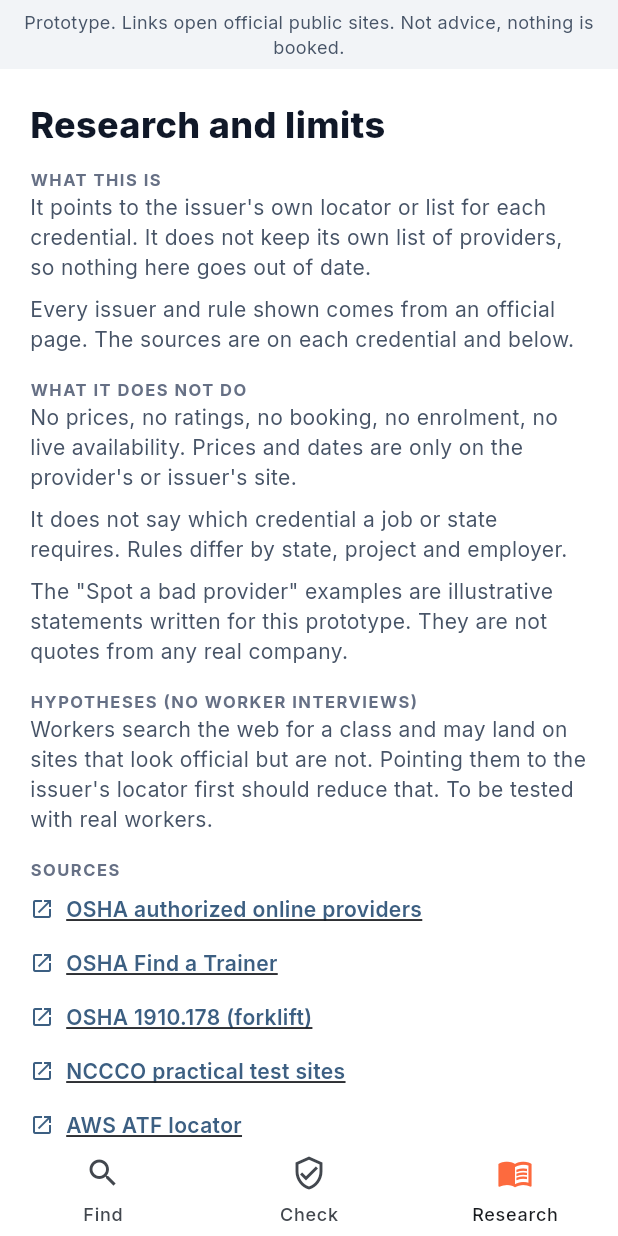
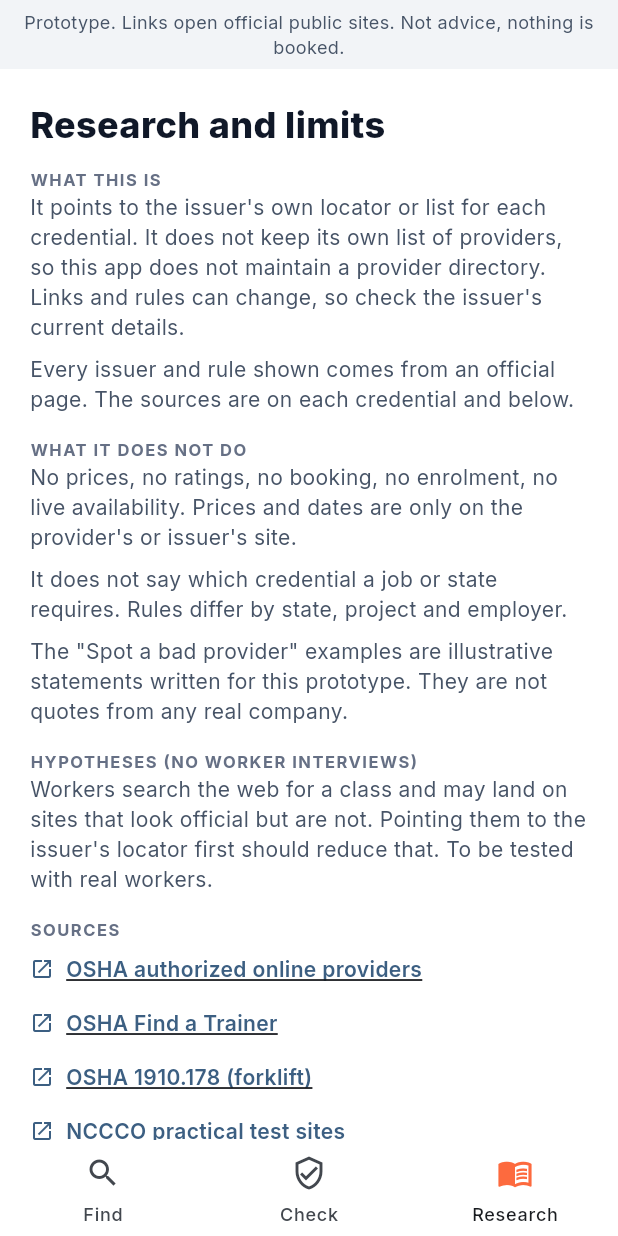
Before and after one commit to kunaxar/worker-credential-finder, a Flutter app: the screen it shows after launch, item 3 of the bottom bar chosen, on a phone screen of 412 x 824 dp. Run offline on Flutter 3.47's test engine with Material 3 defaults, Android fonts, the phone set to English and light mode, and no system bars; our stand-ins replace google_fonts.

Commit message:
Update main.dart

```diff
--- a/lib/main.dart
+++ b/lib/main.dart
@@ -117,7 +117,7 @@
         const Text('Research and limits', style: TextStyle(fontSize: 24, fontWeight: FontWeight.w800)),
         const SizedBox(height: 12),
         const Text('WHAT THIS IS', style: TextStyle(fontSize: 11, fontWeight: FontWeight.w700, color: g500, letterSpacing: 1)),
-        b('It points to the issuer\'s own locator or list for each credential. It does not keep its own list of providers, so nothing here goes out of date.'),
+        b('It points to the issuer\'s own locator or list for each credential. It does not keep its own list of providers, so this app does not maintain a provider directory. Links and rules can change, so check the issuer\'s current details.'),
         b('Every issuer and rule shown comes from an official page. The sources are on each credential and below.'),
         const SizedBox(height: 8),
         const Text('WHAT IT DOES NOT DO', style: TextStyle(fontSize: 11, fontWeight: FontWeight.w700, color: g500, letterSpacing: 1)),
```
